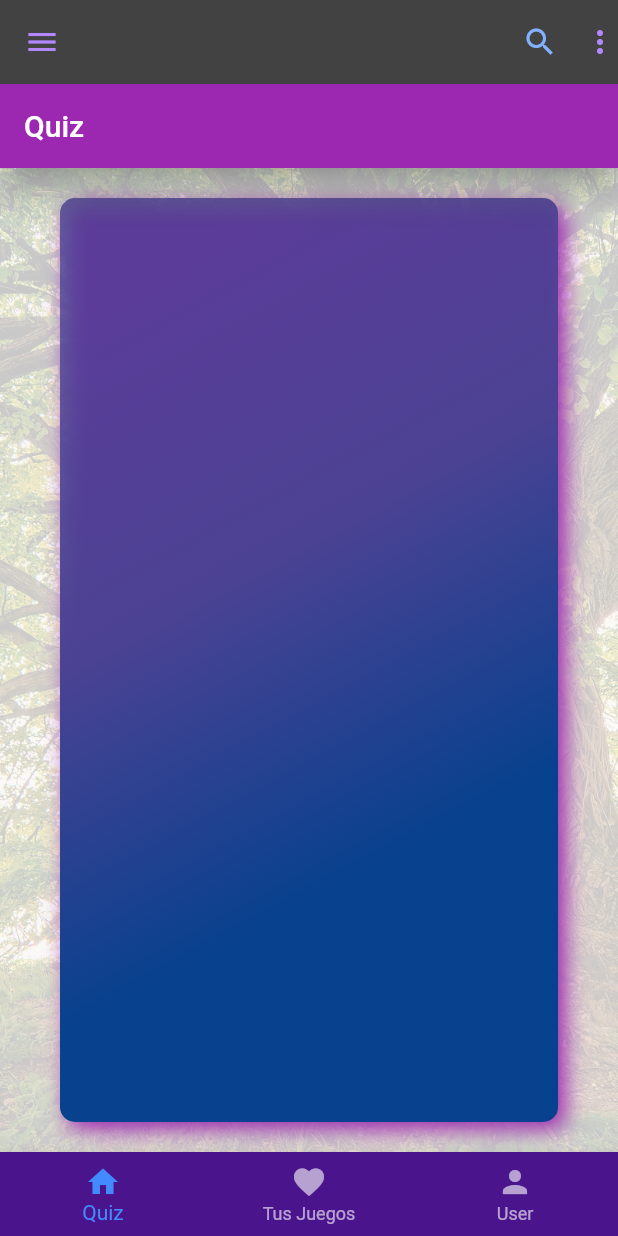
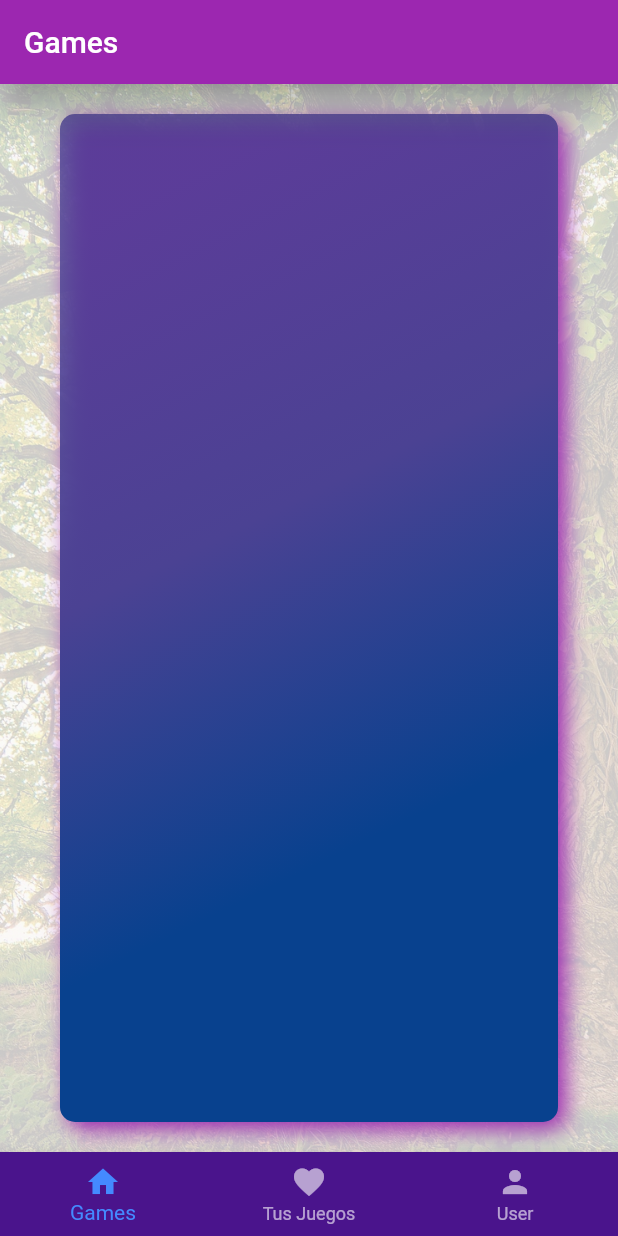
Before and after one commit to JessyLP/MyProyect, a Flutter app: the screen it shows after launch, on a phone screen of 412 x 824 dp. Run offline on Flutter 3.47's test engine with Material 2 defaults, Android fonts, the phone set to English and light mode, and no system bars; our stand-ins replace cloud_firestore, firebase_auth, firebase_core, fluttertoast, page_transition, simple_animations and 1 more; accounts and stored records are empty.

Commit message:
cambios en BarMenu

```diff
--- a/lib/BarMenu.dart
+++ b/lib/BarMenu.dart
@@ -28,19 +28,19 @@ class _BarMenu extends State<BarMenu> {
         debugShowCheckedModeBanner: false,
         title: "JBrain or Kakapp",
         home: Scaffold(
-          appBar: AppBar(// BARRA SUPERIOR CON LA BUSUEDA + FILTROS
-            backgroundColor: Colors.grey.shade800,
-            elevation: 0,
-            leading: Icon(Icons.menu, color: Colors.deepPurpleAccent.shade100),
-            actions: [
-              //Icon(Icons.search),
-              Padding(
-                padding: EdgeInsets.symmetric(horizontal: 16),
-                child: Icon(Icons.search, color: Colors.blueAccent.shade100,),
-              ),
-              Icon(Icons.more_vert, color: Colors.deepPurpleAccent.shade100,),
-            ],
-          ),
+          // appBar: AppBar(// BARRA SUPERIOR CON LA BUSUEDA + FILTROS
+          //   backgroundColor: Colors.grey.shade800,
+          //   elevation: 0,
+          //   leading: Icon(Icons.menu, color: Colors.deepPurpleAccent.shade100),
+          //   actions: [
+          //     //Icon(Icons.search),
+          //     Padding(
+          //       padding: EdgeInsets.symmetric(horizontal: 16),
+          //       child: Icon(Icons.search, color: Colors.blueAccent.shade100,),
+          //     ),
+          //     Icon(Icons.more_vert, color: Colors.deepPurpleAccent.shade100,),
+          //   ],
+          // ),
           body: _paginas[_paginaIndex],
           bottomNavigationBar: BottomNavigationBar(
             type: BottomNavigationBarType.fixed,
@@ -57,7 +57,7 @@ class _BarMenu extends State<BarMenu> {
               });
             },
             items: [
-              BottomNavigationBarItem(icon: Icon(Icons.home),label: "Quiz",),
+              BottomNavigationBarItem(icon: Icon(Icons.home),label: "Games",),
               BottomNavigationBarItem(icon: Icon(Icons.favorite),label: "Tus Juegos"),
               BottomNavigationBarItem(icon: Icon(Icons.person),label: "User")
             ],
--- a/lib/Views/HomeView.dart
+++ b/lib/Views/HomeView.dart
@@ -100,7 +100,7 @@ class _HomeViewState extends State<HomeView>{
   Widget build(BuildContext context) {
     return Scaffold(
       appBar: AppBar(
-        title: const Text('Quiz',textAlign: TextAlign.center),
+        title: const Text('Games',textAlign: TextAlign.center),
         backgroundColor: Colors.purple,
         elevation: 10,
       ),
--- a/lib/Views/YourGames.dart
+++ b/lib/Views/YourGames.dart
@@ -16,12 +16,11 @@ class _YourGames extends State<YourGames>{
 @override
 Widget build(BuildContext context) {
   return Scaffold(
-    appBar: AppBar(
-      title: const Text('Rooms'),
-      backgroundColor: HexColor("#08418e"),
-
-
-    ),
+      appBar: AppBar(
+        title: const Text('Tus Juegos',textAlign: TextAlign.center),
+        backgroundColor: Colors.purple,
+        elevation: 10,
+      ),
 
   );
 }
```
